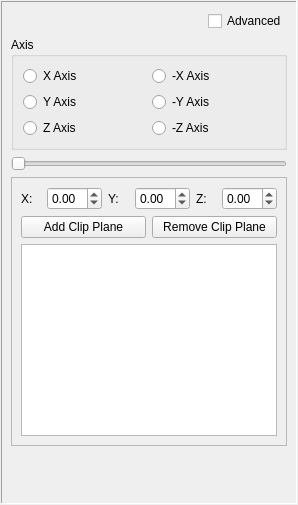
Old version of the form Helios/Qt/Plugins/ClipPlanes/ClipPlanes.ui in the repository perryiv/cadkit.
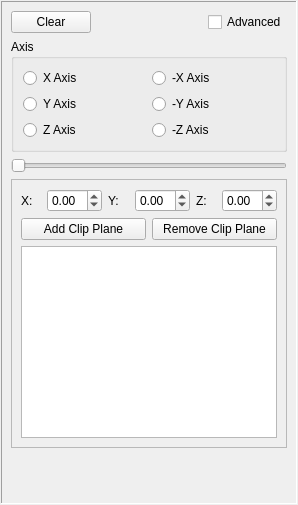
New version of the form.

Commit message: -More acurate min and max distances for slider. -Adding clear button.

The edit to the form file:
```diff
--- a/Helios/Qt/Plugins/ClipPlanes/ClipPlanes.ui
+++ b/Helios/Qt/Plugins/ClipPlanes/ClipPlanes.ui
@@ -16,8 +16,14 @@
    <property name="margin" >
     <number>1</number>
    </property>
-   <property name="spacing" >
-    <number>6</number>
+   <property name="topMargin" >
+    <number>1</number>
+   </property>
+   <property name="rightMargin" >
+    <number>1</number>
+   </property>
+   <property name="bottomMargin" >
+    <number>1</number>
    </property>
    <item>
     <widget class="QFrame" name="frame" >
@@ -28,20 +34,15 @@
       <enum>QFrame::Sunken</enum>
      </property>
      <layout class="QVBoxLayout" >
-      <property name="margin" >
-       <number>9</number>
-      </property>
-      <property name="spacing" >
-       <number>6</number>
-      </property>
       <item>
        <layout class="QHBoxLayout" >
-        <property name="margin" >
-         <number>0</number>
-        </property>
-        <property name="spacing" >
-         <number>6</number>
-        </property>
+        <item>
+         <widget class="QPushButton" name="clearButton" >
+          <property name="text" >
+           <string>Clear</string>
+          </property>
+         </widget>
+        </item>
         <item>
          <spacer>
           <property name="orientation" >
@@ -70,20 +71,8 @@
          <string>Axis</string>
         </property>
         <layout class="QGridLayout" >
-         <property name="margin" >
-          <number>9</number>
-         </property>
-         <property name="spacing" >
-          <number>6</number>
-         </property>
          <item row="0" column="0" >
           <layout class="QGridLayout" >
-           <property name="margin" >
-            <number>0</number>
-           </property>
-           <property name="spacing" >
-            <number>6</number>
-           </property>
            <item row="0" column="0" >
             <widget class="QRadioButton" name="posXAxis" >
              <property name="text" >
@@ -156,20 +145,8 @@
          <enum>QFrame::Raised</enum>
         </property>
         <layout class="QVBoxLayout" >
-         <property name="margin" >
-          <number>9</number>
-         </property>
-         <property name="spacing" >
-          <number>6</number>
-         </property>
          <item>
           <layout class="QHBoxLayout" >
-           <property name="margin" >
-            <number>0</number>
-           </property>
-           <property name="spacing" >
-            <number>6</number>
-           </property>
            <item>
             <widget class="QLabel" name="label" >
              <property name="text" >
@@ -234,12 +211,6 @@
          </item>
          <item>
           <layout class="QHBoxLayout" >
-           <property name="margin" >
-            <number>0</number>
-           </property>
-           <property name="spacing" >
-            <number>6</number>
-           </property>
            <item>
             <widget class="QPushButton" name="_addButton" >
              <property name="text" >
```
Left out of the diff: 20 changed lines with no effect on the pictures. The commit also changes 2 other files.
